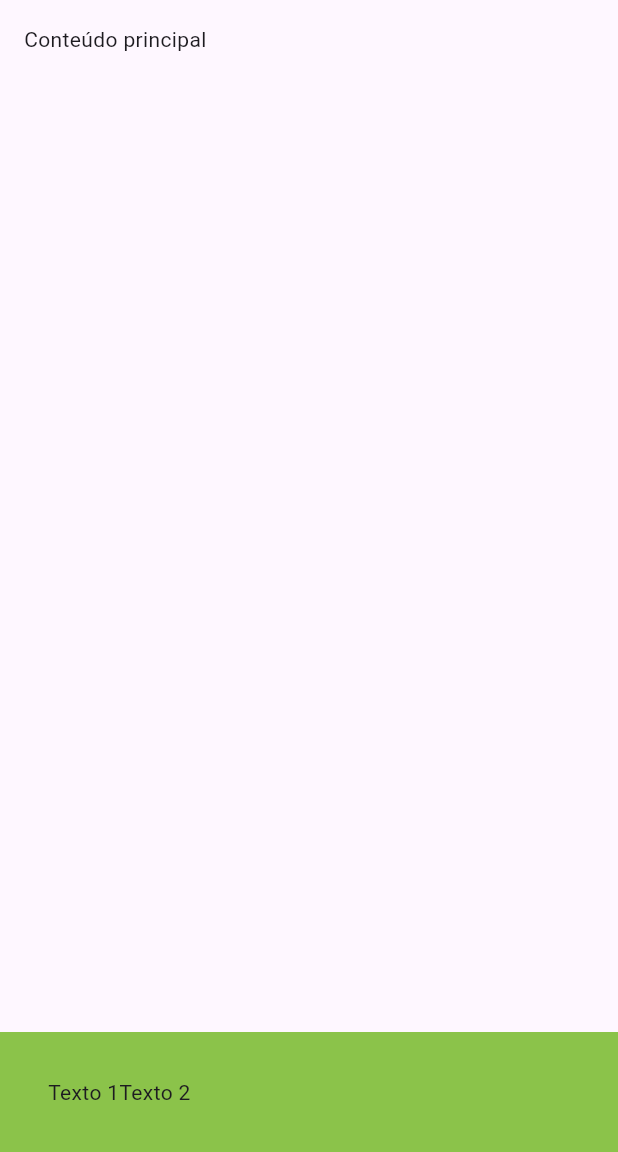
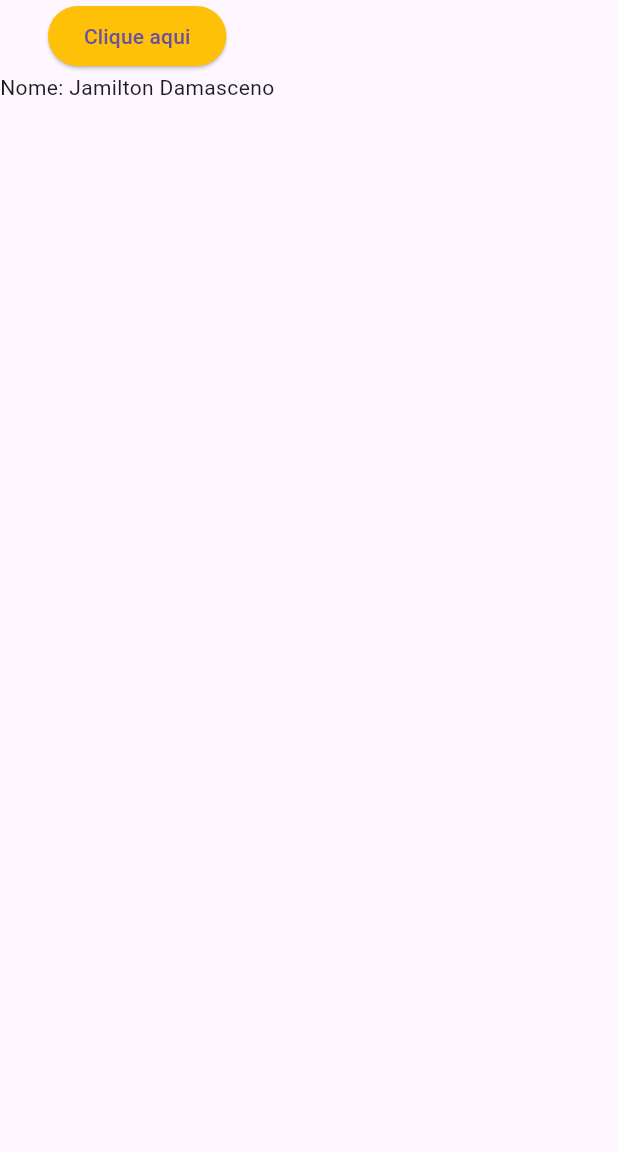
Before and after one commit to BRADDTELES/Formacao-Flutter, a Flutter app: the screen it shows after launch, on a phone screen of 412 x 824 dp, the part 84-1236 px from its top. Run offline on Flutter 3.47's test engine with Material 3 defaults, Android fonts, the phone set to English and light mode, and no system bars.

Commit message:
Widgets - Stateless & Stateful

```diff
--- a/frases_do_dia/lib/main.dart
+++ b/frases_do_dia/lib/main.dart
@@ -3,19 +3,74 @@ import 'package:flutter/material.dart';
 void main() {
   runApp(new MaterialApp(
     debugShowCheckedModeBanner: false,
-    home: Scaffold(
+    home: HomeStateful(),
+  ));
+}
+
+class HomeStateful extends StatefulWidget {
+  const HomeStateful({super.key});
+
+  @override
+  State<HomeStateful> createState() => _HomeStatefulState();
+}
+
+class _HomeStatefulState extends State<HomeStateful> {
+
+  var _texto = "Jamilton Damasceno";
+
+  @override
+  Widget build(BuildContext context) {
+
+    print("Build chamado");
+
+    return Scaffold(
       appBar: AppBar(
-        title: Text("Instagram"),
+        title: Text( "Instagram" ),
+        backgroundColor: Colors.green,
+      ),
+      body: Container(
+        child: Column(
+          children: [
+            ElevatedButton(
+                onPressed: (){
+                  setState(() {
+                    _texto = "Curso Flutter";
+                  });
+                },
+                style: ButtonStyle(backgroundColor: WidgetStatePropertyAll(Colors.amber)),
+                child: const Text("Clique aqui")
+            ),
+            Text("Nome: $_texto")
+          ],
+        ),
+      ),
+    );
+
+  }
+}
+
+
+class Home extends StatelessWidget {
+  const Home({super.key});
+
+  @override
+  Widget build(BuildContext context) {
+
+    var _titulo = "Instagram";
+
+    return Scaffold(
+      appBar: AppBar(
+        title: Text( _titulo ),
         backgroundColor: Colors.green,
       ),
       body: Padding(
-          padding: EdgeInsets.all(16),
+        padding: EdgeInsets.all(16),
         child: Text("Conteúdo principal"),
       ),
       bottomNavigationBar: BottomAppBar(
         color: Colors.lightGreen,
         child: Padding(
-            padding: EdgeInsets.all(16),
+          padding: EdgeInsets.all(16),
           child: Row(
             children: [
               Text("Texto 1"),
@@ -24,6 +79,7 @@ void main() {
           ),
         ),
       ),
-    ) ,
-  ));
+    );
+
+  }
 }
```
